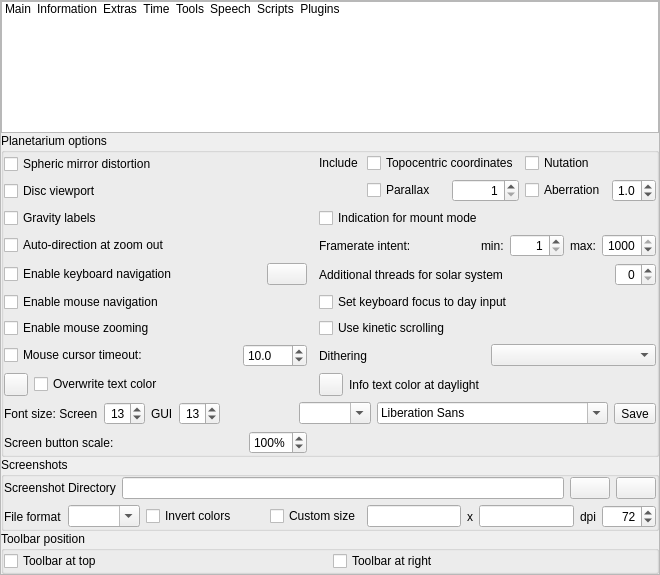
Above: src/gui/configurationDialog.ui from Stellarium/stellarium before the change. Below: the same form after it.
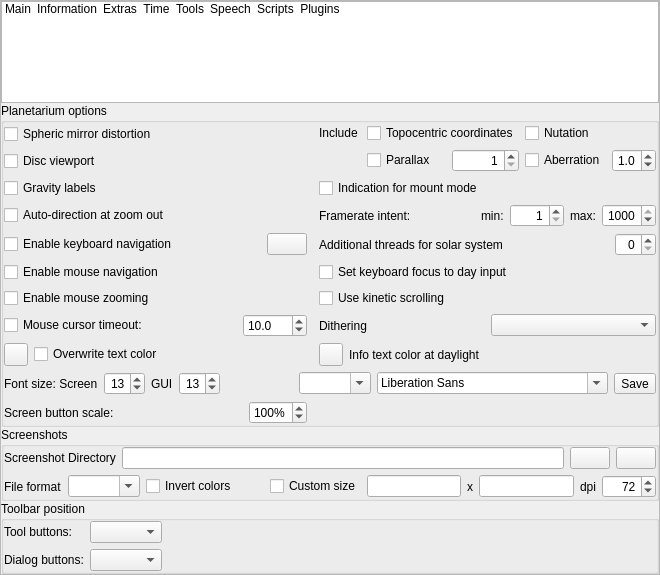
That is the form after the change. The open tabs and pages were chosen to show the change. Icons and pictures are not drawn. Custom widgets are drawn as their Qt base class.

Commit message: adjust info panel to toolbar position and use comboboxes

Diff of the .ui file:
```diff
--- a/src/gui/configurationDialog.ui
+++ b/src/gui/configurationDialog.ui
@@ -2968,25 +2968,46 @@
               <number>0</number>
              </property>
              <item row="0" column="0">
-              <widget class="QCheckBox" name="toolbarAtTopCheckBox">
-               <property name="toolTip">
-                <string>Dock the toolbar cluster to the top edge instead of the bottom</string>
-               </property>
+              <widget class="QLabel" name="labelToolButtonsEdge">
                <property name="text">
-                <string>Toolbar at top</string>
+                <string>Tool buttons:</string>
                </property>
               </widget>
              </item>
              <item row="0" column="1">
-              <widget class="QCheckBox" name="toolbarAtRightCheckBox">
+              <widget class="QComboBox" name="toolButtonsEdgeComboBox">
                <property name="toolTip">
                 <string>Dock the toolbar cluster to the right edge instead of the left</string>
                </property>
+              </widget>
+             </item>
+             <item row="1" column="0">
+              <widget class="QLabel" name="labelDialogButtonsEdge">
                <property name="text">
-                <string>Toolbar at right</string>
+                <string>Dialog buttons:</string>
                </property>
               </widget>
              </item>
+             <item row="1" column="1">
+              <widget class="QComboBox" name="dialogButtonsEdgeComboBox">
+               <property name="toolTip">
+                <string>Dock the vertical dialog button bar to the left or right edge of the screen</string>
+               </property>
+              </widget>
+             </item>
+             <item row="0" column="2">
+              <spacer name="horizontalSpacerToolbarPos">
+               <property name="orientation">
+                <enum>Qt::Horizontal</enum>
+               </property>
+               <property name="sizeHint" stdset="0">
+                <size>
+                 <width>40</width>
+                 <height>20</height>
+                </size>
+               </property>
+              </spacer>
+             </item>
             </layout>
            </widget>
           </item>
```
Left out of the diff: 2 changed lines with no effect on the pictures. The commit also changes 3 other files.
